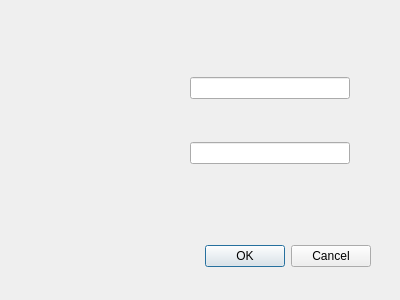
Old version of the form Client/Ui/windows/main/CustomDialog.ui in the repository Gamefors/ChatProgram.
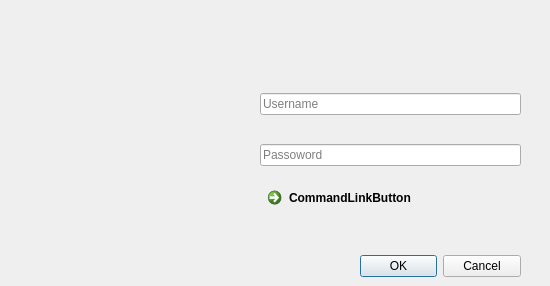
New version of the form. Icons and pictures are not drawn.

Commit message:
made clear how customdialog is intialized
fixed bug for statusbutton had to be clicked twice

```diff
--- a/Client/Ui/windows/main/CustomDialog.ui
+++ b/Client/Ui/windows/main/CustomDialog.ui
@@ -6,8 +6,8 @@
    <rect>
     <x>0</x>
     <y>0</y>
-    <width>400</width>
-    <height>300</height>
+    <width>550</width>
+    <height>286</height>
    </rect>
   </property>
   <property name="windowTitle">
@@ -16,9 +16,9 @@
   <widget class="QDialogButtonBox" name="buttonBox">
    <property name="geometry">
     <rect>
-     <x>30</x>
-     <y>240</y>
-     <width>341</width>
+     <x>360</x>
+     <y>250</y>
+     <width>161</width>
      <height>32</height>
     </rect>
    </property>
@@ -32,21 +32,64 @@
   <widget class="QWidget" name="verticalLayoutWidget">
    <property name="geometry">
     <rect>
-     <x>190</x>
-     <y>40</y>
-     <width>160</width>
-     <height>161</height>
+     <x>260</x>
+     <y>70</y>
+     <width>261</width>
+     <height>121</height>
     </rect>
    </property>
    <layout class="QVBoxLayout" name="verticalLayout">
     <item>
-     <widget class="QLineEdit" name="username"/>
+     <widget class="QLineEdit" name="username">
+      <property name="echoMode">
+       <enum>QLineEdit::Normal</enum>
+      </property>
+      <property name="placeholderText">
+       <string>Username</string>
+      </property>
+     </widget>
     </item>
     <item>
-     <widget class="QLineEdit" name="password"/>
+     <widget class="QLineEdit" name="password">
+      <property name="inputMask">
+       <string/>
+      </property>
+      <property name="text">
+       <string/>
+      </property>
+      <property name="echoMode">
+       <enum>QLineEdit::Password</enum>
+      </property>
+      <property name="placeholderText">
+       <string>Passoword</string>
+      </property>
+      <property name="clearButtonEnabled">
+       <bool>false</bool>
+      </property>
+     </widget>
     </item>
    </layout>
   </widget>
+  <widget class="QCommandLinkButton" name="RegisterHyperlink">
+   <property name="geometry">
+    <rect>
+     <x>260</x>
+     <y>180</y>
+     <width>185</width>
+     <height>41</height>
+    </rect>
+   </property>
+   <property name="text">
+    <string>CommandLinkButton</string>
+   </property>
+   <property name="icon">
+    <iconset>
+     <normaloff>icons8-computer-chat-64.png</normaloff>icons8-computer-chat-64.png</iconset>
+   </property>
+   <property name="autoDefault">
+    <bool>true</bool>
+   </property>
+  </widget>
  </widget>
  <resources/>
  <connections>
```
Left out of the diff: 9 changed lines with no effect on the pictures. The commit also changes 2 other files.
